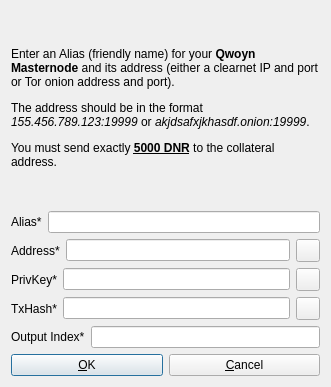
The window that src/qt/forms/addeditadrenalinenode.ui (Qwoyn/Qwoyn-Wallet) describes before a commit, drawn with Qt 5.
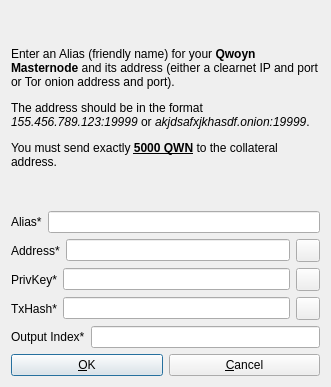
The same window after the commit. Icons and pictures are not drawn.

```diff
--- a/src/qt/forms/addeditadrenalinenode.ui
+++ b/src/qt/forms/addeditadrenalinenode.ui
@@ -26,7 +26,7 @@
       </sizepolicy>
      </property>
      <property name="text">
-      <string>&lt;html&gt;&lt;head/&gt;&lt;body&gt;&lt;p&gt;Enter an Alias (friendly name) for your &lt;span style=&quot; font-weight:600;&quot;&gt;Qwoyn Masternode&lt;/span&gt; and its address (either a clearnet IP and port or Tor onion address and port).&lt;/p&gt;&lt;p&gt;The address should be in the format &lt;span style=&quot; font-style:italic;&quot;&gt;155.456.789.123:19999&lt;/span&gt; or &lt;span style=&quot; font-style:italic;&quot;&gt;akjdsafxjkhasdf.onion:19999&lt;/span&gt;. &lt;/p&gt;&lt;p&gt;You must send exactly &lt;span style=&quot; font-weight:600; text-decoration: underline;&quot;&gt;5000 DNR&lt;/span&gt; to the collateral address.&lt;/p&gt;&lt;/body&gt;&lt;/html&gt;</string>
+      <string>&lt;html&gt;&lt;head/&gt;&lt;body&gt;&lt;p&gt;Enter an Alias (friendly name) for your &lt;span style=&quot; font-weight:600;&quot;&gt;Qwoyn Masternode&lt;/span&gt; and its address (either a clearnet IP and port or Tor onion address and port).&lt;/p&gt;&lt;p&gt;The address should be in the format &lt;span style=&quot; font-style:italic;&quot;&gt;155.456.789.123:19999&lt;/span&gt; or &lt;span style=&quot; font-style:italic;&quot;&gt;akjdsafxjkhasdf.onion:19999&lt;/span&gt;. &lt;/p&gt;&lt;p&gt;You must send exactly &lt;span style=&quot; font-weight:600; text-decoration: underline;&quot;&gt;5000 QWN&lt;/span&gt; to the collateral address.&lt;/p&gt;&lt;/body&gt;&lt;/html&gt;</string>
      </property>
      <property name="wordWrap">
       <bool>true</bool>
```
